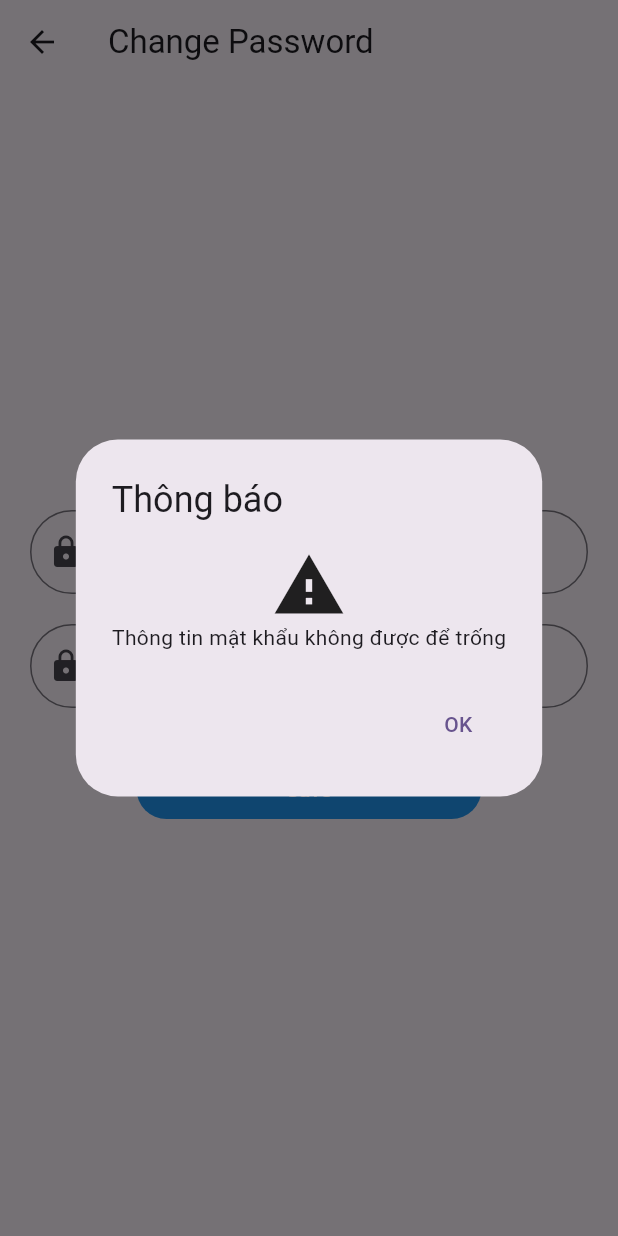
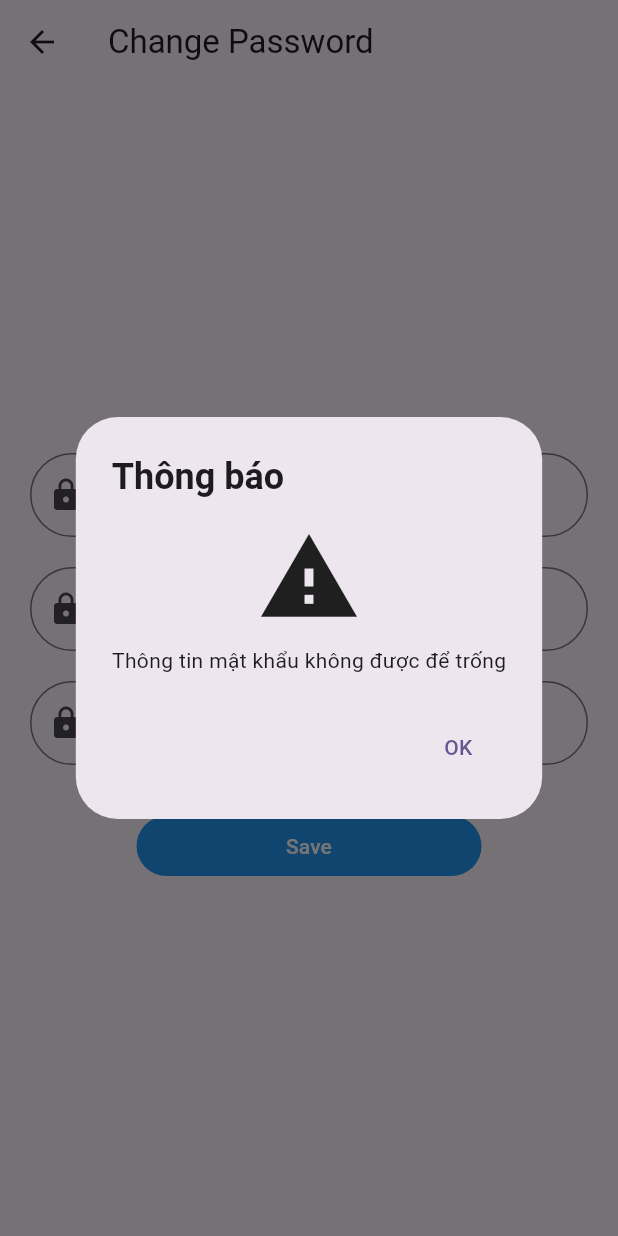
Before and after one commit to ahntnie/IOT_APP, a Flutter app: the ChangePassword screen opened by its route, after a tap on "Save", on a phone screen of 412 x 824 dp. Run offline on Flutter 3.47's test engine with Material 3 defaults, Android fonts, the light colour scheme and no system bars; our stand-ins replace firebase_auth, firebase_core, firebase_database, flutter_carousel_widget; accounts and stored records are empty.

Commit message:
change password

```diff
--- a/lib/components/HomeScreen/changePassword.dart
+++ b/lib/components/HomeScreen/changePassword.dart
@@ -1,5 +1,6 @@
 import 'package:flutter/material.dart';
 import 'package:firebase_auth/firebase_auth.dart';
+import 'package:iot_app/components/SignIn_SignUp/signin.dart';
 
 class ChangePassword extends StatefulWidget {
   const ChangePassword({super.key});
@@ -11,9 +12,12 @@ class ChangePassword extends StatefulWidget {
 class _ChangePasswordState extends State<ChangePassword> {
   @override
   Widget build(BuildContext context) {
-    FirebaseAuth _auth = FirebaseAuth.instance;
+    final FirebaseAuth _auth = FirebaseAuth.instance;
+    final User? currentUser = _auth.currentUser;
 
-    final currentUser = FirebaseAuth.instance.currentUser;
+    String password = SignIn.pass;
+
+    var passOld = TextEditingController();
     var passNew = TextEditingController();
     var confirmPassNew = TextEditingController();
     return Scaffold(
@@ -32,7 +36,22 @@ class _ChangePasswordState extends State<ChangePassword> {
           Padding(
             padding: const EdgeInsets.fromLTRB(20, 10, 20, 10),
             child: TextField(
-              keyboardType: TextInputType.emailAddress,
+              controller: passOld,
+              keyboardType: TextInputType.text,
+              decoration: InputDecoration(
+                  label: const Text("Password Old"),
+                  prefixIcon: const Icon(Icons.lock),
+                  border: OutlineInputBorder(
+                      borderRadius: BorderRadius.circular(30)),
+                  focusedBorder: OutlineInputBorder(
+                      borderRadius: BorderRadius.circular(30))),
+            ),
+          ),
+          Padding(
+            padding: const EdgeInsets.fromLTRB(20, 10, 20, 10),
+            child: TextField(
+              controller: passNew,
+              keyboardType: TextInputType.text,
               decoration: InputDecoration(
                   label: const Text("New Password"),
                   prefixIcon: const Icon(Icons.lock),
@@ -45,6 +64,7 @@ class _ChangePasswordState extends State<ChangePassword> {
           Padding(
             padding: const EdgeInsets.fromLTRB(20, 10, 20, 10),
             child: TextField(
+              controller: confirmPassNew,
               decoration: InputDecoration(
                   label: const Text("Confirm new Password"),
                   prefixIcon: const Icon(Icons.lock),
@@ -58,12 +78,37 @@ class _ChangePasswordState extends State<ChangePassword> {
             padding: const EdgeInsets.only(top: 20),
             child: TextButton(
               onPressed: () async {
-                if (passNew.text.isEmpty || confirmPassNew.text.isEmpty) {
-                  showalert(context, "Thông tin mật khẩu không được để trống");
+                if (passNew.text.isEmpty ||
+                    confirmPassNew.text.isEmpty ||
+                    passOld.text.isEmpty) {
+                  showalert(context, "Thông tin mật khẩu không được để trống",
+                      () {
+                    Navigator.pop(context);
+                  });
+                } else if (passOld.text != password) {
+                  print(password);
+                  showalert(context, "Thông tin mật khẩu cũ không đúng", () {
+                    Navigator.pop(context);
+                  });
                 } else if (passNew.text != confirmPassNew.text) {
                   showalert(context,
-                      "Mật khẩu mới và nhập lại mật khẩu không trùng khớp");
-                } else {}
+                      "Mật khẩu mới và nhập lại mật khẩu không trùng khớp", () {
+                    Navigator.pop(context);
+                  });
+                } else {
+                  try {
+                    await currentUser?.updatePassword(passNew.text);
+                    showalert(context,
+                        "Đổi mật khẩu thành công vui lòng đăng nhập lại", () {
+                      Navigator.popAndPushNamed(context, '/signin');
+                    });
+                    // Navigator.popAndPushNamed(context, '/Signin');
+                  } catch (e) {
+                    showalert(context, "Đổi mật khẩu thất bại", () {
+                      Navigator.pop(context);
+                    });
+                  }
+                }
               },
               style: const ButtonStyle(
                 backgroundColor: MaterialStatePropertyAll(Colors.blue),
@@ -84,24 +129,30 @@ class _ChangePasswordState extends State<ChangePassword> {
   }
 }
 
-showalert(BuildContext context, String content) {
+showalert(BuildContext context, String content, void Function() callback) {
   return showDialog(
       context: context,
       builder: (context) {
         return AlertDialog(
-          title: Text("Thông báo"),
+          title: Text(
+            "Thông báo",
+            style: TextStyle(fontWeight: FontWeight.bold),
+          ),
           actions: [
             TextButton(
                 onPressed: () {
-                  Navigator.pop(context);
+                  callback();
                 },
                 child: const Text('OK')),
           ],
           content: Column(
             mainAxisSize: MainAxisSize.min,
             children: [
-              Icon(Icons.warning, size: 50),
-              Text(content),
+              Icon(Icons.warning, size: 70),
+              Padding(
+                padding: const EdgeInsets.only(top: 10.0),
+                child: Text(content),
+              ),
             ],
           ),
         );
--- a/lib/components/HomeScreen/profile.dart
+++ b/lib/components/HomeScreen/profile.dart
@@ -107,10 +107,6 @@ class _MenuState extends State<Menu> {
           ),
         ),
         ListTile(
-            title: const Text("Change Email"),
-            leading: const Icon(Icons.edit),
-            onTap: () {}),
-        ListTile(
             title: const Text("Change Password"),
             leading: const Icon(Icons.edit),
             onTap: () {
--- a/lib/components/SignIn_SignUp/signin.dart
+++ b/lib/components/SignIn_SignUp/signin.dart
@@ -4,7 +4,7 @@ import 'package:flutter/material.dart';
 
 class SignIn extends StatefulWidget {
   const SignIn({super.key});
-
+  static String pass = "";
   @override
   State<SignIn> createState() => _SignInState();
 }
@@ -20,7 +20,6 @@ class _SignInState extends State<SignIn> {
   //   );
   //   return await FirebaseAuth.instance.signInWithCredential(credential);
   // }
-
   final form_key = GlobalKey<FormState>();
   String txt = "";
   final email = TextEditingController();
@@ -116,6 +115,7 @@ class _SignInState extends State<SignIn> {
                         .signInWithEmailAndPassword(
                             email: email.text, password: password.text)
                         .then((value) {
+                      SignIn.pass = password.text;
                       Navigator.pushNamed(context, '/home');
                     }).onError((error, stackTrace) {
                       print("Error ${error.toString()}");
```
Also changed, not shown: pubspec.lock.
